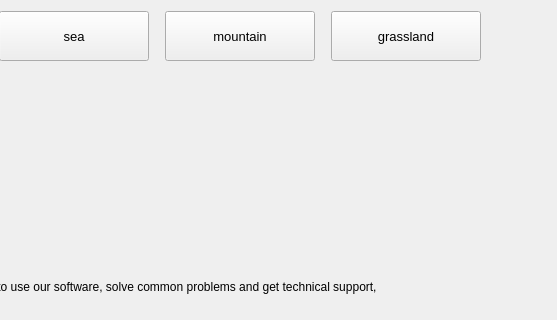
Qt form finalDraft/testClient/help/dialog.ui (Usotsu7ki/Facial-Expression-Recognition-System) before a commit; both pictures show x 243 to 800 and y 0 to 320 of the 800 by 600 pixel window.
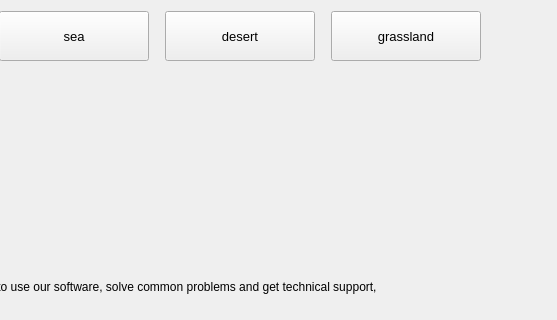
The same form after that commit.

The edit to the form file:
```diff
--- a/finalDraft/testClient/help/dialog.ui
+++ b/finalDraft/testClient/help/dialog.ui
@@ -277,11 +277,12 @@
          </property>
          <property name="font">
           <font>
+           <family>Arial</family>
            <pointsize>10</pointsize>
           </font>
          </property>
          <property name="text">
-          <string>mountain</string>
+          <string>desert</string>
          </property>
         </widget>
        </item>
```
Left out of the diff: 23 changed lines with no effect on the pictures.
